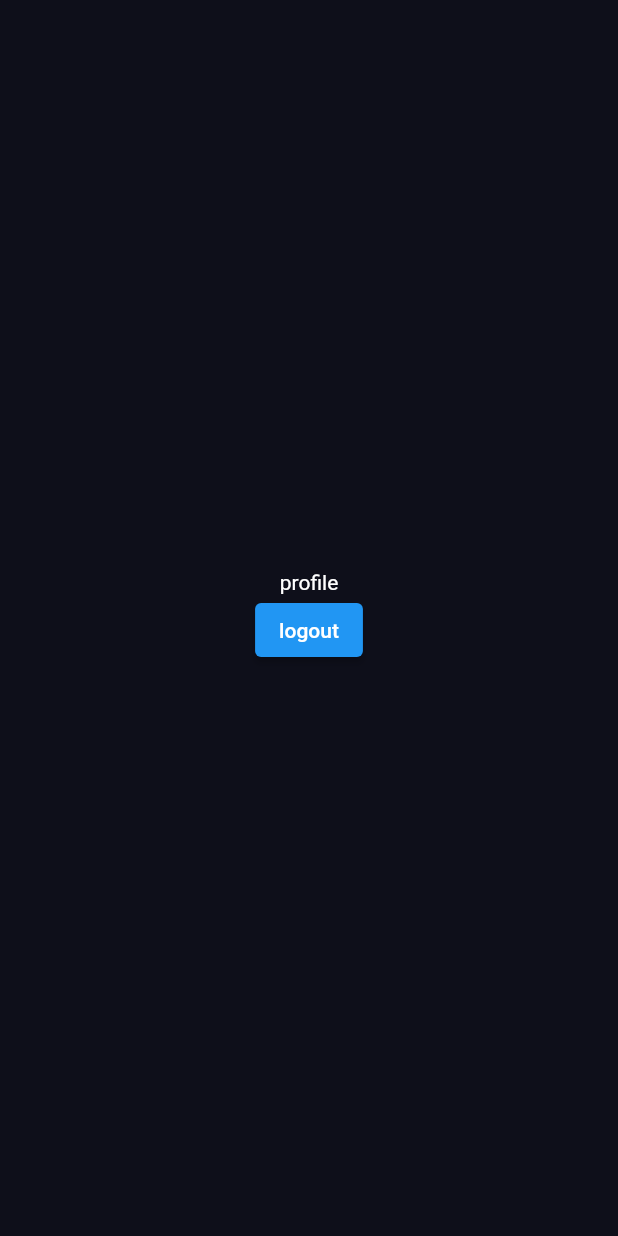
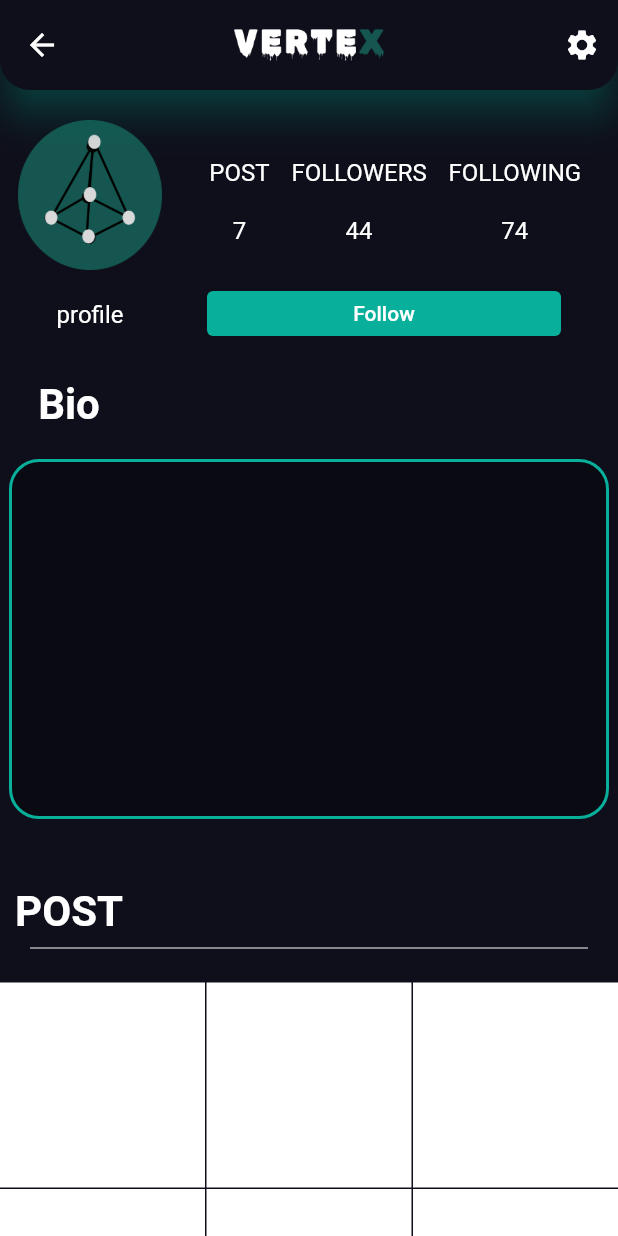
Before and after one commit to Ajju-kld/FLUTTER_PROJECTS, a Flutter app: the Profile screen opened by its route, on a phone screen of 412 x 824 dp. Run offline on Flutter 3.47's test engine with Material 2 defaults, Android fonts, the phone set to English and light mode, and no system bars; our stand-ins replace firebase_auth, firebase_core, floating_bottom_navigation_bar, flutter_svg, story_view; accounts and stored records are empty; network calls fail.

Commit message:
profile page is done

```diff
--- /dev/null
+++ b/Project_2/vertex/lib/component/component_widgets.dart
@@ -0,0 +1,214 @@
+import 'package:flutter/material.dart';
+import 'package:flutter/material.dart';
+
+import '../pages/COLORS.dart';
+
+Row textField(
+        {bool obstrucct = false,
+        String hint = 'Enter you name',
+        Icon icon = const Icon(
+          Icons.person_3_outlined,
+          color: Colors.white,
+        ),
+        String? Function(String?)? validator,
+        TextEditingController? controller}) =>
+    Row(
+      mainAxisAlignment: MainAxisAlignment.center,
+      children: [
+        SizedBox(
+          height: 60,
+          width: 300,
+          child: TextFormField(
+            cursorHeight: 25,
+            obscuringCharacter: '*',
+            controller: controller,
+            obscureText: obstrucct,
+            validator: validator,
+            style: const TextStyle(
+                color: Colors.white, height: 25 / 20, fontSize: 20),
+            decoration: InputDecoration(
+                hintText: hint,
+                prefixIcon: icon,
+                fillColor: const Color.fromARGB(255, 0, 0, 0),
+                filled: true,
+                hintStyle: const TextStyle(color: Colors.white, fontSize: 15),
+                border:
+                    OutlineInputBorder(borderRadius: BorderRadius.circular(9))),
+          ),
+        ),
+      ],
+    );
+
+SizedBox btn_(
+    {void Function()? onPressed, bool check = true, required String? title}) {
+  return SizedBox(
+    width: 270,
+    height: 45,
+    child: ElevatedButton(
+      onPressed: check ? onPressed : null,
+      style: ButtonStyle(
+          backgroundColor: check
+              ? MaterialStateProperty.all<Color>(
+                  const Color.fromARGB(255, 0, 162, 143))
+              : MaterialStateProperty.all<Color>(
+                  const Color.fromARGB(114, 0, 162, 143)),
+          overlayColor: MaterialStateProperty.all<Color>(
+              const Color.fromARGB(211, 0, 0, 0)),
+          shape: MaterialStateProperty.all(RoundedRectangleBorder(
+              borderRadius: BorderRadius.circular(11),
+              side: BorderSide(
+                  width: 3,
+                  color: check
+                      ? const Color.fromARGB(218, 0, 162, 143)
+                      : const Color.fromARGB(35, 0, 162, 143))))),
+      child: Text(
+        title!,
+        style: const TextStyle(color: Colors.white, fontSize: 20),
+      ),
+    ),
+  );
+}
+
+TextButton txtBtn({Text? hint, void Function()? onPressed}) {
+  return TextButton(
+      style: ButtonStyle(
+          overlayColor: MaterialStateProperty.all<Color>(
+              const Color.fromRGBO(14, 15, 26, 1))),
+      onPressed: onPressed,
+      child: hint!);
+}
+
+class Follower_Board extends StatefulWidget {
+
+
+
+  Follower_Board({Key? key,})
+      : super(key: key);
+
+  @override
+  State<Follower_Board> createState() => _Follower_BoardState();
+}
+
+class _Follower_BoardState extends State<Follower_Board> {
+  var text_style = const TextStyle(
+      color: Colors.white, fontSize: 16, fontWeight: FontWeight.w400);
+
+  @override
+  Widget build(BuildContext context) {
+    return Row(mainAxisAlignment: MainAxisAlignment.spaceBetween,children: [Padding(
+      padding:  const EdgeInsets.fromLTRB(10, 20, 15, 0),
+      child: Column(mainAxisAlignment: MainAxisAlignment.spaceBetween,mainAxisSize: MainAxisSize.min,
+        children: [
+          CircleAvatar(radius: 50,child: Image.asset('assets/images/vertex_logo.png',width: 180,),backgroundColor: backgroundColor,),
+          SizedBox(height: 20,),Text('profile',style: text_style,)
+        ],
+      ),
+    ),
+      Expanded(
+          flex: 4,
+          child: Padding(
+            padding: const EdgeInsets.fromLTRB(0, 0, 10, 10),
+            child: Column(
+              children: [
+                Row(
+                  mainAxisSize: MainAxisSize.max,
+                  mainAxisAlignment: MainAxisAlignment.spaceEvenly,
+                  children: [
+                    buildStatColumn(7, "POST"),
+                    buildStatColumn(44, "FOLLOWERS"),
+                    buildStatColumn(74, "FOLLOWING"),
+                  ],
+                ),
+
+              ],
+            ),
+          ))
+    ]);
+  }
+
+  Column buildStatColumn(int num, String label) {
+    return Column(
+      mainAxisSize: MainAxisSize.min,
+      mainAxisAlignment: MainAxisAlignment.center,
+      children: [
+        Container(
+          margin: const EdgeInsets.only(bottom: 20),
+          child: Text(
+            label,
+            style: text_style,
+          ),
+        ),
+        Text(
+          num.toString(),
+          style: text_style,
+        ),
+      ],
+    );
+  }
+}
+
+
+
+  TextButton follow_button({required  void Function()? onPressed}) {
+    return TextButton(
+        onPressed: () {
+          onPressed;
+
+        },
+        child: Container(
+            decoration: BoxDecoration(
+                borderRadius: BorderRadius.circular(4), color: secondary),
+            width: 236,
+            height: 30,
+            child: Center(
+                child: Text(
+              'Follow',
+              style: const TextStyle(color: Colors.white),
+            ))));
+  }
+
+
+Widget messageUnfollow({required bool isFollow,required void Function()? message,required Function() unfollow}) {
+    return Row(
+      children: [
+        TextButton(
+            onPressed: () {message;},
+            style: ButtonStyle(
+              elevation: MaterialStateProperty.all<double>(0),
+              overlayColor: MaterialStateProperty.all<Color>(backgroundColor),
+              splashFactory: InkRipple.splashFactory,
+            ),
+            child: Container(
+                decoration: BoxDecoration(
+                    borderRadius: BorderRadius.circular(4),
+                    color: Color.fromARGB(135, 27, 24, 24)),
+                width: 110,
+                height: 32,
+                child: const Center(
+                  child: Text(
+                    'message',
+                    style: TextStyle(color: Colors.white),
+                  ),
+                ))),
+        TextButton(
+            onPressed: () {},
+            style: ButtonStyle(
+              elevation: MaterialStateProperty.all<double>(0),
+              overlayColor: MaterialStateProperty.all<Color>(backgroundColor),
+              splashFactory: InkRipple.splashFactory,
+            ),
+            child: Container(
+                decoration: BoxDecoration(
+                    borderRadius: BorderRadius.circular(4),
+                    color: Color.fromARGB(135, 27, 24, 24)),
+                width: 110,
+                height: 32,
+                child: Center(
+                  child: const Text(
+                    'unfollow',
+                    style: const TextStyle(color: Colors.white),
+                  ),
+                )))
+      ],
+    );
+  }
--- a/Project_2/vertex/lib/main.dart
+++ b/Project_2/vertex/lib/main.dart
@@ -6,6 +6,8 @@ import 'package:vertex/pages/Landing_page/landing_page.dart';
 import 'package:vertex/pages/Login/Login.dart';
 import 'package:vertex/pages/Sign_up/Sign_up.dart';
 import 'package:vertex/pages/home_page/home.dart';
+import 'package:vertex/pages/inner_pages/Chat_interface.dart';
+import 'package:vertex/pages/inner_pages/profile.dart';
 import './pages/home_page/home_page.dart';
 import 'firebase_options.dart';
 import 'pages/inner_pages/Chat.dart';
@@ -45,7 +47,8 @@ class MyApp extends StatelessWidget {
 
       },
       'profile':(context) => const Profile()
-      ,'chat':(context) => const Chat_Page()
+      ,'chat':(context) => const Chat_Page(),
+      'chat_screen':(context)=> const Chat_Screen()
       }
 
     );
--- a/Project_2/vertex/lib/pages/Login/Login.dart
+++ b/Project_2/vertex/lib/pages/Login/Login.dart
@@ -3,7 +3,7 @@
 import 'package:firebase_auth/firebase_auth.dart';
 import 'package:flutter/material.dart';
 import 'package:flutter_svg/flutter_svg.dart';
-import 'package:vertex/component/Components.dart';
+import 'package:vertex/component/component_widgets.dart';
 import 'package:vertex/pages/Sign_up/Sign_up.dart';
 
 Route _createRoute() {
--- a/Project_2/vertex/lib/pages/Sign_up/Sign_up.dart
+++ b/Project_2/vertex/lib/pages/Sign_up/Sign_up.dart
@@ -5,7 +5,7 @@ import 'package:flutter/src/widgets/placeholder.dart';
 import 'package:vertex/pages/Login/Login.dart';
 
 import '../COLORS.dart';
-import '../../component/Components.dart';
+import '../../component/component_widgets.dart';
 
 import 'package:firebase_auth/firebase_auth.dart';
 
--- a/Project_2/vertex/lib/pages/home_page/home.dart
+++ b/Project_2/vertex/lib/pages/home_page/home.dart
@@ -1,5 +1,6 @@
 import 'package:firebase_auth/firebase_auth.dart';
 import 'package:flutter/material.dart';
+import 'package:vertex/component/component_widgets.dart';
 
 import '../COLORS.dart';
 import '../inner_pages/Add_post.dart';
@@ -26,30 +27,39 @@ class _HomepageState extends State<Homepage> {
     return Scaffold(
       appBar: AppBar(
         backgroundColor: backgroundColor,
-        actions: [Padding(
+        actions: [
+          Padding(
             padding: const EdgeInsets.fromLTRB(0, 0, 20, 0),
             child: Transform.rotate(
-            angle: 201/20,child: IconButton(onPressed: () {
+                angle: 201 / 20,
+                child: IconButton(
+                  onPressed: () {
                     Navigator.of(context).pushNamed('chat');
-                  }, icon:const Icon(Icons.send,color: Colors.white,),)),
-
+                  },
+                  icon: const Icon(
+                    Icons.send,
+                    color: Colors.white,
+                  ),
+                )),
           ),
           Padding(
             padding: const EdgeInsets.fromLTRB(0, 0, 20, 0),
-         child:GestureDetector(
-
+            child: GestureDetector(
                 onTap: () {
                   Navigator.of(context).pushNamed('profile');
-         },child: CircleAvatar(child: Image.asset('assets/images/vertex_logo.png'))),
-       )],
+                },
+                child: CircleAvatar(
+                    child: Image.asset('assets/images/vertex_logo.png'))),
+          )
+        ],
         title: const Text(
           'Vertex',
           style: TextStyle(fontWeight: FontWeight.w800, fontSize: 30),
         ),
       ),
       bottomNavigationBar: BottomNavigationBar(
-          elevation: 20
-          ,backgroundColor: backgroundColor,
+          elevation: 20,
+          backgroundColor: backgroundColor,
           currentIndex: _currentIndex,
           onTap: (value) {
             setState(() {
@@ -87,32 +97,3 @@ class _HomepageState extends State<Homepage> {
     );
   }
 }
-
-
-class Profile extends StatefulWidget {
-  const Profile({super.key});
-
-  @override
-  State<Profile> createState() => _ProfileState();
-}
-
-class _ProfileState extends State<Profile> {
-    final user = FirebaseAuth.instance.currentUser!;
-  void logout() {
-    FirebaseAuth.instance.signOut();
-  }
-  @override
-  Widget build(BuildContext context) {
-    return  Scaffold(backgroundColor: backgroundColor,
-    body: Center(child:Column(mainAxisAlignment: MainAxisAlignment.center,
-      children:  [
-       const Text('profile',style:TextStyle(color: Colors.white),),
-          ElevatedButton(
-              onPressed: () {
-                logout();
-                Navigator.of(context).pop();
-              },
-              child: const Text('logout'))     ],
-    )),);
-  }
-}
--- /dev/null
+++ b/Project_2/vertex/lib/pages/inner_pages/profile.dart
@@ -0,0 +1,240 @@
+import 'package:firebase_auth/firebase_auth.dart';
+import 'package:flutter/material.dart';
+import 'package:vertex/component/component_widgets.dart';
+
+import '../COLORS.dart';
+import '../inner_pages/Add_post.dart';
+import '../inner_pages/Search_page.dart';
+
+class Profile extends StatefulWidget {
+  const Profile({super.key});
+
+  @override
+  State<Profile> createState() => _ProfileState();
+}
+
+class _ProfileState extends State<Profile> {
+  final user = FirebaseAuth.instance.currentUser!;
+  var isFollow = false;
+  void logout() {
+    FirebaseAuth.instance.signOut();
+  }
+
+  @override
+  Widget build(BuildContext context) {
+    return Scaffold(
+      backgroundColor: backgroundColor,
+      appBar: AppBar(
+        centerTitle: true,
+        toolbarHeight: 60,
+        shape: const RoundedRectangleBorder(
+          borderRadius: BorderRadius.only(
+            bottomLeft: Radius.circular(20),
+            bottomRight: Radius.circular(20),
+          ),
+        ),
+        shadowColor: secondary,
+        elevation: 10,
+        backgroundColor: backgroundColor,
+        title: Image.asset(
+          'assets/images/VERTEX.png',
+          width: 100,
+          colorBlendMode: BlendMode.luminosity,
+        ),
+        actions: [
+          IconButton(
+            onPressed: () {},
+            icon: Icon(Icons.settings, color: Colors.white),
+          )
+        ],
+      ),
+      body: SingleChildScrollView(
+        child: Column(
+          children: [
+            Stack(
+              alignment: AlignmentDirectional.topStart,
+              children: [
+                Follower_Board(),
+                Padding(
+                  padding: const EdgeInsets.fromLTRB(130, 125, 0, 0),
+                  child: isFollow
+                      ? Row(
+                          children: [
+                            TextButton(
+                                onPressed: () {},
+                                style: ButtonStyle(
+                                  elevation:
+                                      MaterialStateProperty.all<double>(0),
+                                  overlayColor:
+                                      MaterialStateProperty.all<Color>(
+                                          backgroundColor),
+                                  splashFactory: InkRipple.splashFactory,
+                                ),
+                                child: Container(
+                                    decoration: BoxDecoration(
+                                        borderRadius: BorderRadius.circular(4),
+                                        color: Color.fromARGB(135, 27, 24, 24)),
+                                    width: 110,
+                                    height: 32,
+                                    child: const Center(
+                                      child: Text(
+                                        'message',
+                                        style: TextStyle(color: Colors.white),
+                                      ),
+                                    ))),
+                            TextButton(
+                                onPressed: () {},
+                                style: ButtonStyle(
+                                  elevation:
+                                      MaterialStateProperty.all<double>(0),
+                                  overlayColor:
+                                      MaterialStateProperty.all<Color>(
+                                          backgroundColor),
+                                  splashFactory: InkRipple.splashFactory,
+                                ),
+                                child: Container(
+                                    decoration: BoxDecoration(
+                                        borderRadius: BorderRadius.circular(4),
+                                        color: Color.fromARGB(135, 27, 24, 24)),
+                                    width: 110,
+                                    height: 32,
+                                    child: Center(
+                                      child: const Text(
+                                        'unfollow',
+                                        style: const TextStyle(
+                                            color: Colors.white),
+                                      ),
+                                    )))
+                          ],
+                        )
+                      : Row(
+                          children: [
+                            TextButton(
+                                onPressed: () {
+                                  setState(() {
+                                    isFollow = true;
+                                  });
+                                },
+                                child: Container(
+                                    decoration: BoxDecoration(
+                                        borderRadius: BorderRadius.circular(4),
+                                        color: secondary),
+                                    width: 236,
+                                    height: 30,
+                                    child: Center(
+                                        child: Text(
+                                      'Follow',
+                                      style:
+                                          const TextStyle(color: Colors.white),
+                                    )))),
+                          ],
+                        ),
+                ),
+              ],
+            ),
+            const Padding(
+              padding: const EdgeInsets.fromLTRB(0, 20, 320, 20),
+              child: Text(
+                'Bio',
+                style: TextStyle(
+                  color: Colors.white,
+                  fontSize: 28,
+                  fontWeight: FontWeight.w600,
+                ),
+              ),
+            ),
+            Container(
+              width: 400,
+              height: 240,
+              decoration: BoxDecoration(
+                color: Color.fromARGB(172, 6, 8, 14),
+                borderRadius: BorderRadius.circular(20),
+                border: Border.all(color: secondary, width: 2),
+              ),
+              child: Scrollbar(
+                child: SingleChildScrollView(
+                  child: Container(
+                      // Add your content inside this container
+                      ),
+                ),
+              ),
+            ),
+            const Padding(
+              padding: EdgeInsets.fromLTRB(0, 45, 320, 0),
+              child: Text(
+                'POST',
+                style: TextStyle(
+                    color: Colors.white,
+                    fontSize: 28,
+                    fontWeight: FontWeight.w600),
+              ),
+            ),
+            const Padding(
+              padding: EdgeInsets.fromLTRB(0, 0, 0, 15),
+              child: Divider(
+                indent: 20,
+                color: Colors.white,
+                endIndent: 20,
+              ),
+            ),
+            GridView.count(
+              crossAxisCount: 3, // Number of columns in the grid
+              crossAxisSpacing: 1, // Spacing between columns
+              mainAxisSpacing: 1, // Spacing between rows
+              shrinkWrap: true,
+              physics: NeverScrollableScrollPhysics(),
+              children: [
+                Container(
+                  width: 30,
+                  height: 40,
+                  color: Colors.white,
+                ),
+                Container(
+                  width: 50,
+                  height: 70,
+                  color: Colors.white,
+                ),
+                Container(
+                  width: 50,
+                  height: 70,
+                  color: Colors.white,
+                ),
+                Container(
+                  width: 50,
+                  height: 70,
+                  color: Colors.white,
+                ),
+                Container(
+                  width: 50,
+                  height: 70,
+                  color: Colors.white,
+                ),
+                Container(
+                  width: 50,
+                  height: 70,
+                  color: Colors.white,
+                ),
+                Container(
+                  width: 50,
+                  height: 70,
+                  color: Colors.white,
+                ),
+                Container(
+                  width: 50,
+                  height: 70,
+                  color: Colors.white,
+                ),
+                Container(
+                  width: 50,
+                  height: 70,
+                  color: Colors.white,
+                ),
+                // Add more widgets as needed
+              ],
+            ),
+          ],
+        ),
+      ),
+    );
+  }
+}
```
Also changed, not shown: Project_2/vertex/lib/component/Components.dart (deleted, +0 -78 lines), Project_2/vertex/lib/pages/inner_pages/Chat.dart (+127 -9 lines), Project_2/vertex/lib/pages/inner_pages/Chat_interface.dart (added, +11 -0 lines). Lines whose indentation alone changed are shown as unchanged.
